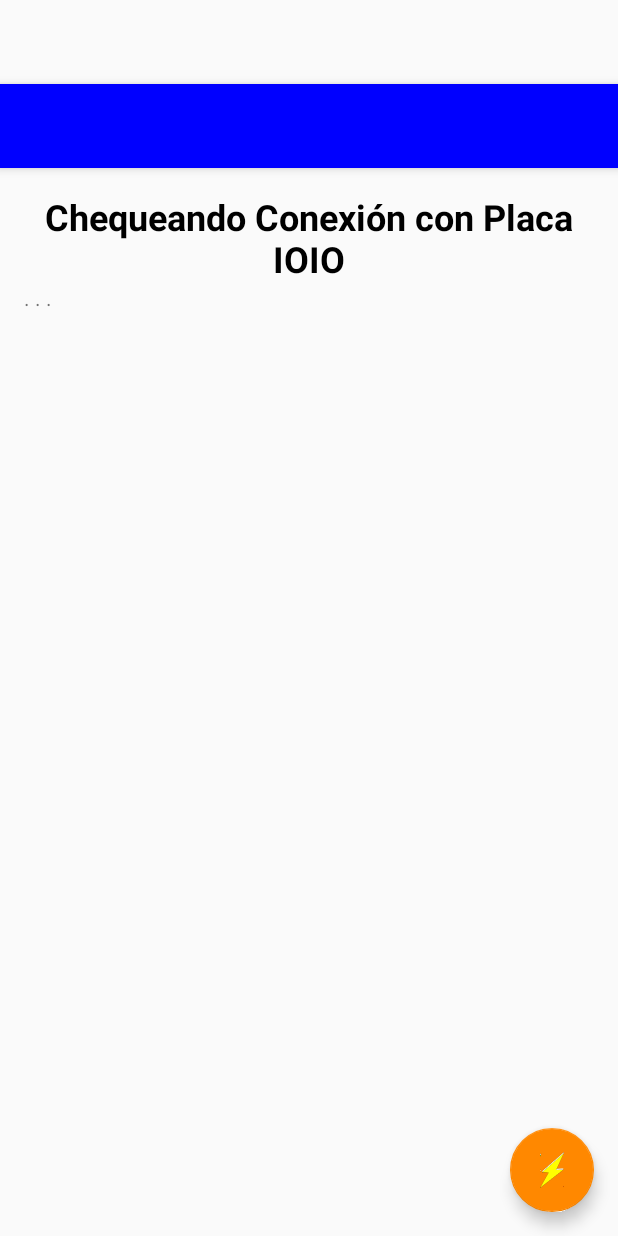
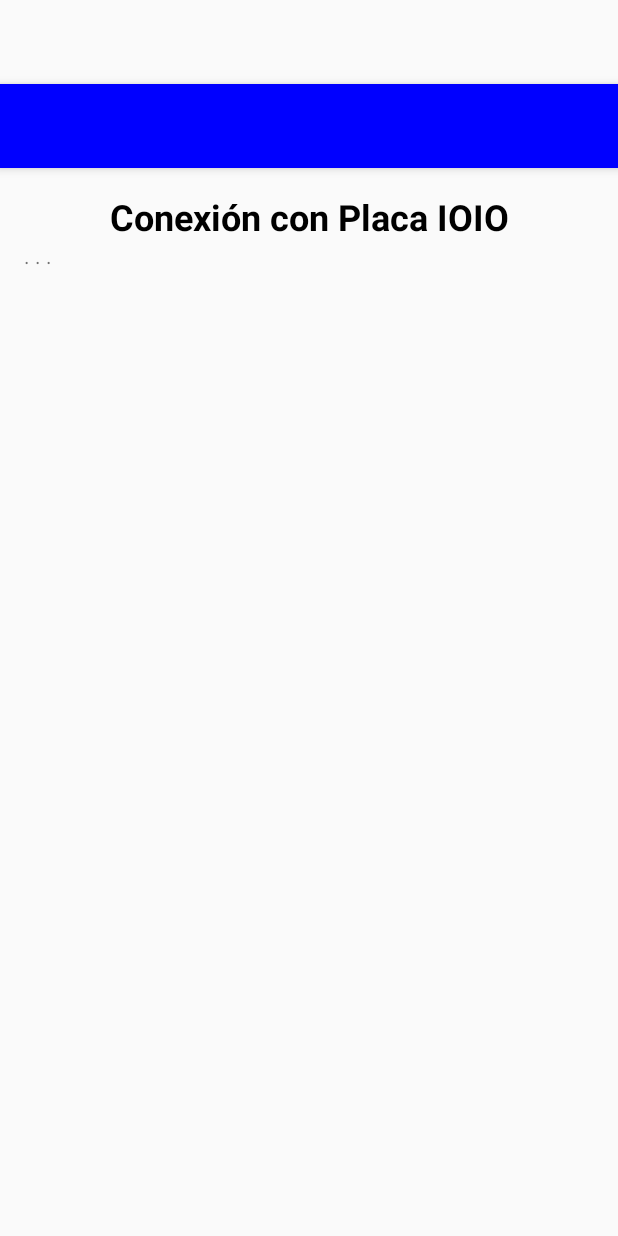
Before and after one commit to kurotori/Mision_S-09, an Android app: the layout activity_chequear_ioio.xml on its own in the app's theme, with its tools: preview values and no code run, on a phone screen of 412 x 824 dp. Run offline under Robolectric (Android 15) with nearby library versions, the phone set to English and light mode, and no system bars.

Commit message:
Avance general
Android: Sistema de chequeo de placa IOIO y Arduino completado.
Arduino: Se crea TestDiagnostico como base de sistema de comandos
simples para la placa

```diff
--- a/Android/MisionS-09v1/app/src/main/res/layout/activity_chequear_ioio.xml
+++ b/Android/MisionS-09v1/app/src/main/res/layout/activity_chequear_ioio.xml
@@ -24,13 +24,4 @@
 
     <include layout="@layout/content_chequear_ioio"/>
 
-    <android.support.design.widget.FloatingActionButton
-        android:id="@+id/fab"
-        android:layout_width="wrap_content"
-        android:layout_height="wrap_content"
-        android:layout_gravity="bottom|end"
-        android:layout_margin="@dimen/fab_margin"
-        app:srcCompat="@mipmap/probar_am"
-        app:backgroundTint="@android:color/holo_orange_dark"/>
-
 </android.support.design.widget.CoordinatorLayout>
--- a/Android/MisionS-09v1/app/src/main/res/values/colors.xml
+++ b/Android/MisionS-09v1/app/src/main/res/values/colors.xml
@@ -1,6 +1,6 @@
 <?xml version="1.0" encoding="utf-8"?>
 <resources>
-    <color name="colorPrimary">#3F51B5</color>
+    <color name="colorPrimary">#3f51b5</color>
     <color name="colorPrimaryDark">#303F9F</color>
     <color name="colorAccent">#FF4081</color>
 </resources>
--- a/Android/MisionS-09v1/app/src/main/res/values/strings.xml
+++ b/Android/MisionS-09v1/app/src/main/res/values/strings.xml
@@ -13,6 +13,6 @@
     <string name="title_activity_chequear_ioio">ChequearIOIO</string>
 
     <!-- content_chequear_ioio -->
-    <string name="tv_titulo_chIOIO">Chequeando Conexión con Placa IOIO</string>
+    <string name="tv_titulo_chIOIO">Conexión con Placa IOIO</string>
 
 </resources>
--- a/Android/MisionS-09v1/build.gradle
+++ b/Android/MisionS-09v1/build.gradle
@@ -5,7 +5,7 @@ buildscript {
         jcenter()
     }
     dependencies {
-        classpath 'com.android.tools.build:gradle:2.2.2'
+        classpath 'com.android.tools.build:gradle:2.2.3'
         classpath 'com.google.gms:google-services:3.0.0'
 
         // NOTE: Do not place your application dependencies here; they belong
```
Also changed, not shown: Android/MisionS-09v1/app/src/main/res/mipmap-hdpi/atras.png (added), Android/MisionS-09v1/app/src/main/res/mipmap-mdpi/atras.png (added), Android/MisionS-09v1/app/src/main/res/mipmap-xhdpi/atras.png (added), Android/MisionS-09v1/app/src/main/res/mipmap-xxhdpi/atras.png (added), Android/MisionS-09v1/app/src/main/res/mipmap-xxxhdpi/atras.png (added), 1 other file.
